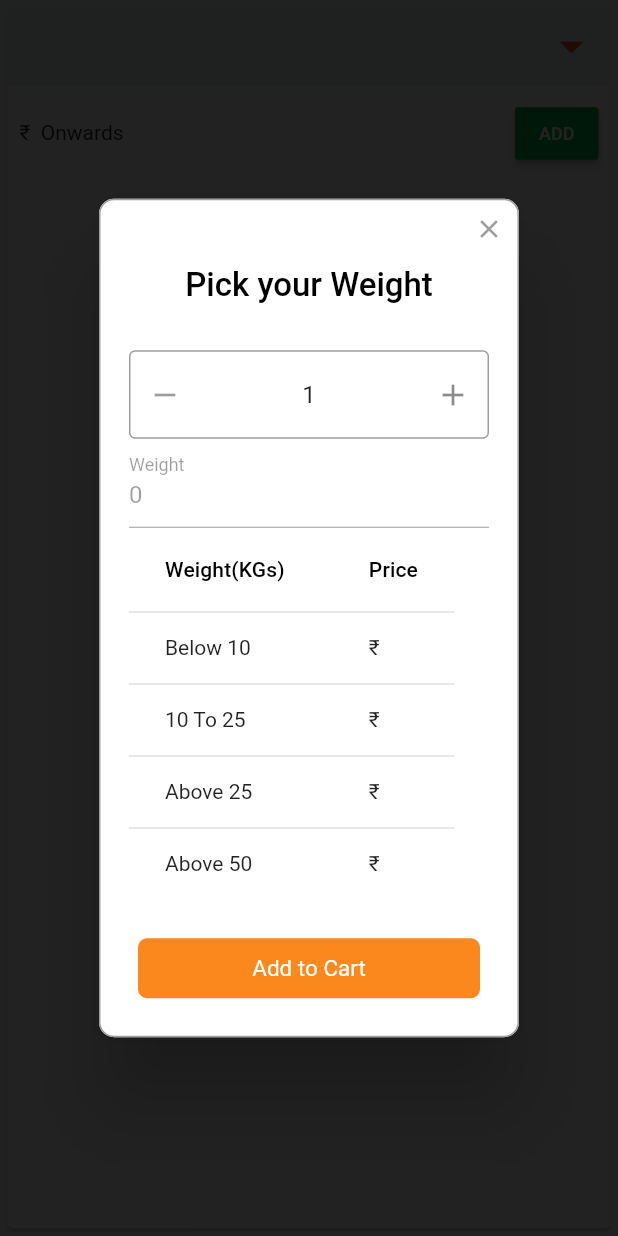
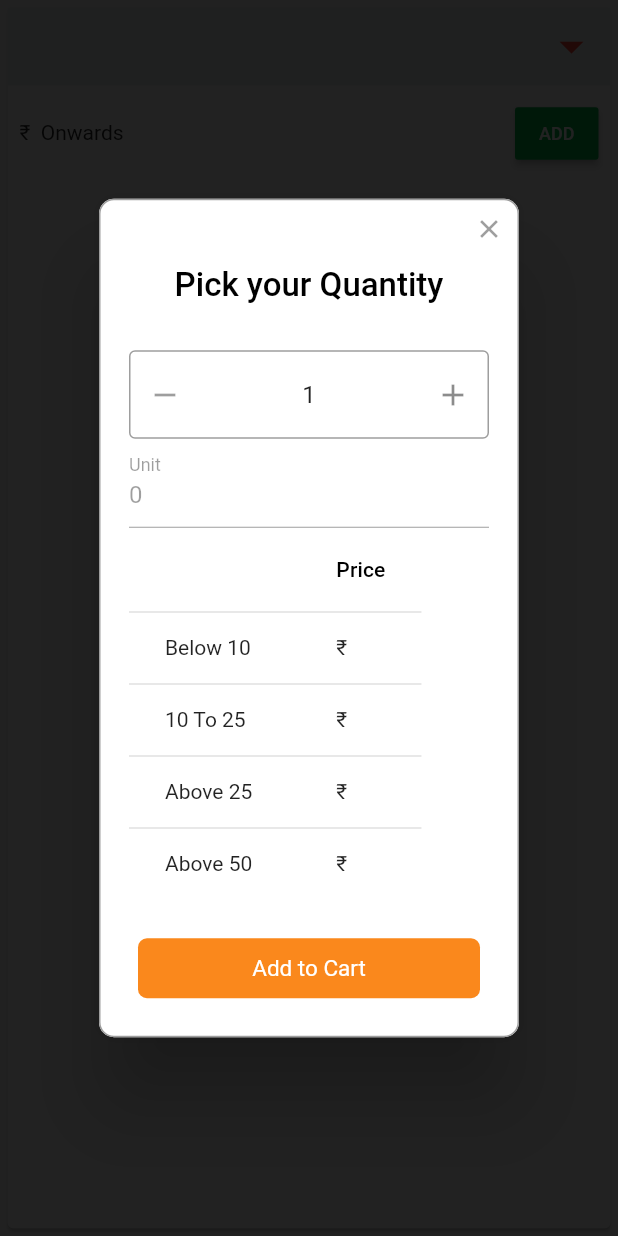
Before and after one commit to mniyaz/almightyapp, a Flutter app: the ProductCard widget shown alone on an empty page, opened directly with empty values, after a tap on "ADD", on a phone screen of 412 x 824 dp. Run offline on Flutter 3.47's test engine with Material 2 defaults, Android fonts, the phone set to English and light mode, and no system bars; drawn by our look-alikes of flutter_spinbox, rflutter_alert; our stand-ins replace awesome_dialog, fluttertoast, month_picker_dialog, reactive_forms, splashscreen; missing offline and left inert: flutter_session; generated files the repository leaves out were written again.

Commit message:
updating unit type

```diff
--- a/lib/cards/order_card.dart
+++ b/lib/cards/order_card.dart
@@ -98,7 +98,7 @@ class OrderCardState extends State<OrderCard> {
                     columnSpacing: 15.0,
                     columns: [
                       DataColumn(label: Text("Item")),
-                      DataColumn(label: Text("Kgs")),
+                      DataColumn(label: Text("Qty")),
                       DataColumn(label: Text("Price")),
                     ],
                     rows: order.items
--- a/lib/cards/product_card.dart
+++ b/lib/cards/product_card.dart
@@ -38,9 +38,11 @@ class ProductCardState extends State<ProductCard> {
 
   _openPopup(context, Product product) {
     _controller.text = "0";
+    if(product.itemUnitType == null)
+      product.itemUnitType = "UNIT";
     Alert(
         context: context,
-        title: "Pick your Weight",
+        title: product.itemUnitType == "KG" ? "Pick your Weight" : "Pick your Quantity",
         content: Column(
           mainAxisAlignment: MainAxisAlignment.spaceEvenly,
           crossAxisAlignment: CrossAxisAlignment.start,
@@ -70,14 +72,14 @@ class ProductCardState extends State<ProductCard> {
               enabled: false,
               decoration: InputDecoration(
                 //icon: Icon(Icons.line_weight),
-                labelText: 'Weight',
+                labelText: product.itemUnitType == "KG" ? "Weight" : "Unit",
               ),
             ),
             product.itemPriceBag != null && product.itemPriceBag != "0"
                 ? Container(
                     child: DataTable(
                       columns: [
-                        DataColumn(label: Text("Weight(KGs)")),
+                        DataColumn(label: Text(product.itemUnitType)),
                         DataColumn(label: Text("Price")),
                       ],
                       rows: [
@@ -201,7 +203,7 @@ class ProductCardState extends State<ProductCard> {
                 } else {
                   item.price = product.itemPrice;
                 }
-
+                item.UOM = product.itemUnitType;
                 item.rowTotal =
                     (int.parse(_controller.text) * double.parse(item.price))
                         .toInt()
@@ -218,7 +220,7 @@ class ProductCardState extends State<ProductCard> {
 
                 Scaffold.of(context).showSnackBar(SnackBar(
                   content: Text(_controller.text +
-                      "KGs of " +
+                      product.itemUnitType+"s of " +
                       product.itemName +
                       " Added to Cart."),
                 ));
--- a/lib/models/items_model.dart
+++ b/lib/models/items_model.dart
@@ -9,6 +9,7 @@ class Items {
   DateTime cartCreatedTime;
   String productName;
   int qty;
+  String UOM;
   String price;
   int cGSTPercentage;
   int sGSTPercentage;
@@ -20,6 +21,7 @@ class Items {
         this.cartCreatedTime,
         this.productName,
         this.qty,
+        this.UOM,
         this.price,
         this.cGSTPercentage,
         this.sGSTPercentage,
--- a/lib/models/product.dart
+++ b/lib/models/product.dart
@@ -3,6 +3,7 @@ class Product {
   String itemCode;
   String itemName;
   String itemPrice;
+  String itemUnitType;
   bool itemActive;
   bool itemPriceRaised;
   String itemPreviousPrice;
@@ -24,6 +25,7 @@ class Product {
         this.itemCode,
         this.itemName,
         this.itemPrice,
+        this.itemUnitType,
         this.itemActive,
         this.itemPriceRaised,
         this.itemPreviousPrice,
@@ -45,6 +47,7 @@ class Product {
     itemCode = json['itemCode'];
     itemName = json['itemName'];
     itemPrice = json['itemPrice'];
+    itemUnitType = json['itemUnitType'];
     itemActive = json['itemActive'];
     itemPriceRaised = json['itemPriceRaised'];
     itemPreviousPrice = json['itemPreviousPrice'];
@@ -68,6 +71,7 @@ class Product {
     data['itemCode'] = this.itemCode;
     data['itemName'] = this.itemName;
     data['itemPrice'] = this.itemPrice;
+    data['UOM'] = this.itemUnitType;
     data['itemActive'] = this.itemActive;
     data['itemPriceRaised'] = this.itemPriceRaised;
     data['itemPreviousPrice'] = this.itemPreviousPrice;
```
Also changed, not shown: lib/models/items_model.g.dart.
